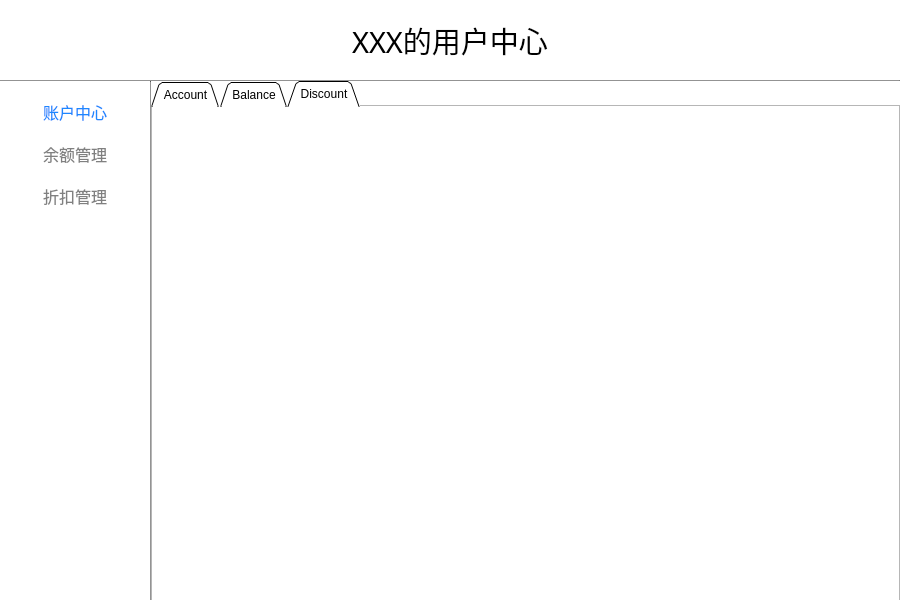
First picture: the form in usercenter.ui, repository Jraaay/E-Commerce-Platform, before the edit.
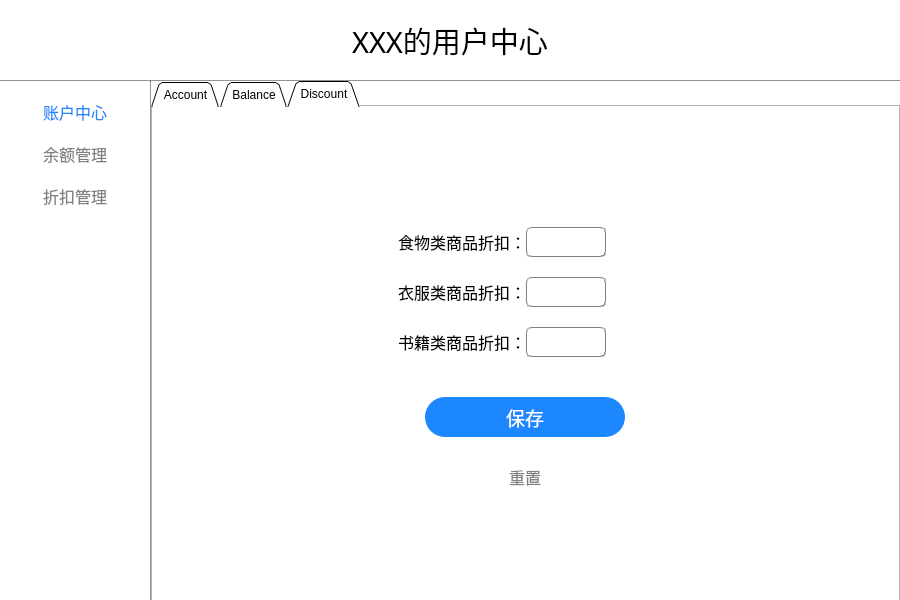
Second picture: the form after the edit. The open tabs and pages were chosen to show the change. Icons and pictures are not drawn.

Commit message: ✨feat: Finish some features  - Finish user center  - Finish recharge  - Finish discount  - Finish discount manage  - Finish product manage  - Add seller attribute to product  - Seller can only manage the product add by them

```diff
--- a/usercenter.ui
+++ b/usercenter.ui
@@ -584,6 +584,272 @@
         <attribute name="title">
          <string>Discount</string>
         </attribute>
+        <layout class="QVBoxLayout" name="verticalLayout_8">
+         <property name="spacing">
+          <number>0</number>
+         </property>
+         <property name="leftMargin">
+          <number>0</number>
+         </property>
+         <property name="topMargin">
+          <number>0</number>
+         </property>
+         <property name="rightMargin">
+          <number>0</number>
+         </property>
+         <property name="bottomMargin">
+          <number>0</number>
+         </property>
+         <item>
+          <layout class="QVBoxLayout" name="verticalLayout_7">
+           <property name="spacing">
+            <number>20</number>
+           </property>
+           <item>
+            <spacer name="verticalSpacer">
+             <property name="orientation">
+              <enum>Qt::Vertical</enum>
+             </property>
+             <property name="sizeType">
+              <enum>QSizePolicy::Fixed</enum>
+             </property>
+             <property name="sizeHint" stdset="0">
+              <size>
+               <width>20</width>
+               <height>120</height>
+              </size>
+             </property>
+            </spacer>
+           </item>
+           <item>
+            <layout class="QHBoxLayout" name="horizontalLayout_7">
+             <property name="spacing">
+              <number>0</number>
+             </property>
+             <item alignment="Qt::AlignRight|Qt::AlignVCenter">
+              <widget class="QLabel" name="label_5">
+               <property name="font">
+                <font>
+                 <family>微软雅黑</family>
+                 <pointsize>12</pointsize>
+                </font>
+               </property>
+               <property name="styleSheet">
+                <string notr="true">color:black;</string>
+               </property>
+               <property name="text">
+                <string>食物类商品折扣：</string>
+               </property>
+              </widget>
+             </item>
+             <item alignment="Qt::AlignLeft">
+              <widget class="QLineEdit" name="food">
+               <property name="minimumSize">
+                <size>
+                 <width>80</width>
+                 <height>30</height>
+                </size>
+               </property>
+               <property name="maximumSize">
+                <size>
+                 <width>80</width>
+                 <height>16777215</height>
+                </size>
+               </property>
+               <property name="font">
+                <font>
+                 <family>微软雅黑</family>
+                 <pointsize>12</pointsize>
+                </font>
+               </property>
+               <property name="styleSheet">
+                <string notr="true">border:1px groove gray;border-radius:5px;padding: -1;background-image: url(:/image/percent.png);background-repeat: no-repeat;background-position: right;</string>
+               </property>
+              </widget>
+             </item>
+            </layout>
+           </item>
+           <item>
+            <layout class="QHBoxLayout" name="horizontalLayout_6" stretch="0,0">
+             <property name="spacing">
+              <number>0</number>
+             </property>
+             <item alignment="Qt::AlignRight|Qt::AlignVCenter">
+              <widget class="QLabel" name="label">
+               <property name="font">
+                <font>
+                 <family>微软雅黑</family>
+                 <pointsize>12</pointsize>
+                </font>
+               </property>
+               <property name="styleSheet">
+                <string notr="true">color:black;</string>
+               </property>
+               <property name="text">
+                <string>衣服类商品折扣：</string>
+               </property>
+              </widget>
+             </item>
+             <item alignment="Qt::AlignLeft">
+              <widget class="QLineEdit" name="clothes">
+               <property name="minimumSize">
+                <size>
+                 <width>80</width>
+                 <height>30</height>
+                </size>
+               </property>
+               <property name="maximumSize">
+                <size>
+                 <width>80</width>
+                 <height>16777215</height>
+                </size>
+               </property>
+               <property name="font">
+                <font>
+                 <family>微软雅黑</family>
+                 <pointsize>12</pointsize>
+                </font>
+               </property>
+               <property name="styleSheet">
+                <string notr="true">border:1px groove gray;border-radius:5px;padding: -1;background-image: url(:/image/percent.png);background-repeat: no-repeat;background-position: right;</string>
+               </property>
+              </widget>
+             </item>
+            </layout>
+           </item>
+           <item>
+            <layout class="QHBoxLayout" name="horizontalLayout_5">
+             <property name="spacing">
+              <number>0</number>
+             </property>
+             <item alignment="Qt::AlignRight">
+              <widget class="QLabel" name="label_6">
+               <property name="font">
+                <font>
+                 <family>微软雅黑</family>
+                 <pointsize>12</pointsize>
+                </font>
+               </property>
+               <property name="styleSheet">
+                <string notr="true">color:black;</string>
+               </property>
+               <property name="text">
+                <string>书籍类商品折扣：</string>
+               </property>
+              </widget>
+             </item>
+             <item alignment="Qt::AlignLeft">
+              <widget class="QLineEdit" name="book">
+               <property name="minimumSize">
+                <size>
+                 <width>80</width>
+                 <height>30</height>
+                </size>
+               </property>
+               <property name="maximumSize">
+                <size>
+                 <width>80</width>
+                 <height>16777215</height>
+                </size>
+               </property>
+               <property name="font">
+                <font>
+                 <family>微软雅黑</family>
+                 <pointsize>12</pointsize>
+                </font>
+               </property>
+               <property name="styleSheet">
+                <string notr="true">border:1px groove gray;border-radius:5px;padding: -1;background-image: url(:/image/percent.png);background-repeat: no-repeat;background-position: right;</string>
+               </property>
+              </widget>
+             </item>
+            </layout>
+           </item>
+           <item>
+            <spacer name="verticalSpacer_8">
+             <property name="orientation">
+              <enum>Qt::Vertical</enum>
+             </property>
+             <property name="sizeType">
+              <enum>QSizePolicy::Fixed</enum>
+             </property>
+             <property name="sizeHint" stdset="0">
+              <size>
+               <width>20</width>
+               <height>20</height>
+              </size>
+             </property>
+            </spacer>
+           </item>
+           <item alignment="Qt::AlignHCenter">
+            <widget class="QPushButton" name="save">
+             <property name="minimumSize">
+              <size>
+               <width>200</width>
+               <height>40</height>
+              </size>
+             </property>
+             <property name="font">
+              <font>
+               <family>微软雅黑</family>
+               <pointsize>14</pointsize>
+              </font>
+             </property>
+             <property name="cursor">
+              <cursorShape>PointingHandCursor</cursorShape>
+             </property>
+             <property name="styleSheet">
+              <string notr="true">background-color: rgb(28,135,255);border:none;border-radius:20px;padding: -1;color:white;</string>
+             </property>
+             <property name="text">
+              <string>保存</string>
+             </property>
+            </widget>
+           </item>
+           <item alignment="Qt::AlignHCenter">
+            <widget class="QPushButton" name="reset">
+             <property name="minimumSize">
+              <size>
+               <width>200</width>
+               <height>40</height>
+              </size>
+             </property>
+             <property name="font">
+              <font>
+               <family>微软雅黑</family>
+               <pointsize>12</pointsize>
+              </font>
+             </property>
+             <property name="cursor">
+              <cursorShape>PointingHandCursor</cursorShape>
+             </property>
+             <property name="styleSheet">
+              <string notr="true">background-color: rgb(255,255,255);border:none;border-radius:20px;padding: -1;color:gray;</string>
+             </property>
+             <property name="text">
+              <string>重置</string>
+             </property>
+            </widget>
+           </item>
+           <item>
+            <spacer name="verticalSpacer_7">
+             <property name="orientation">
+              <enum>Qt::Vertical</enum>
+             </property>
+             <property name="sizeType">
+              <enum>QSizePolicy::Expanding</enum>
+             </property>
+             <property name="sizeHint" stdset="0">
+              <size>
+               <width>20</width>
+               <height>40</height>
+              </size>
+             </property>
+            </spacer>
+           </item>
+          </layout>
+         </item>
+        </layout>
        </widget>
       </widget>
      </item>
```
Left out of the diff: 162 changed lines with no effect on the pictures. The commit also changes 28 other files.
